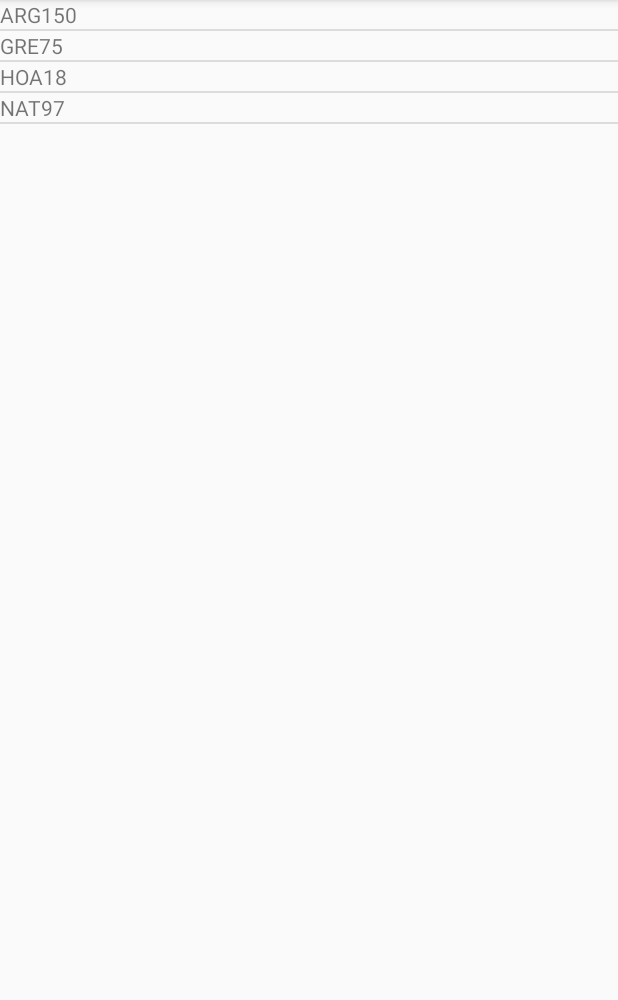
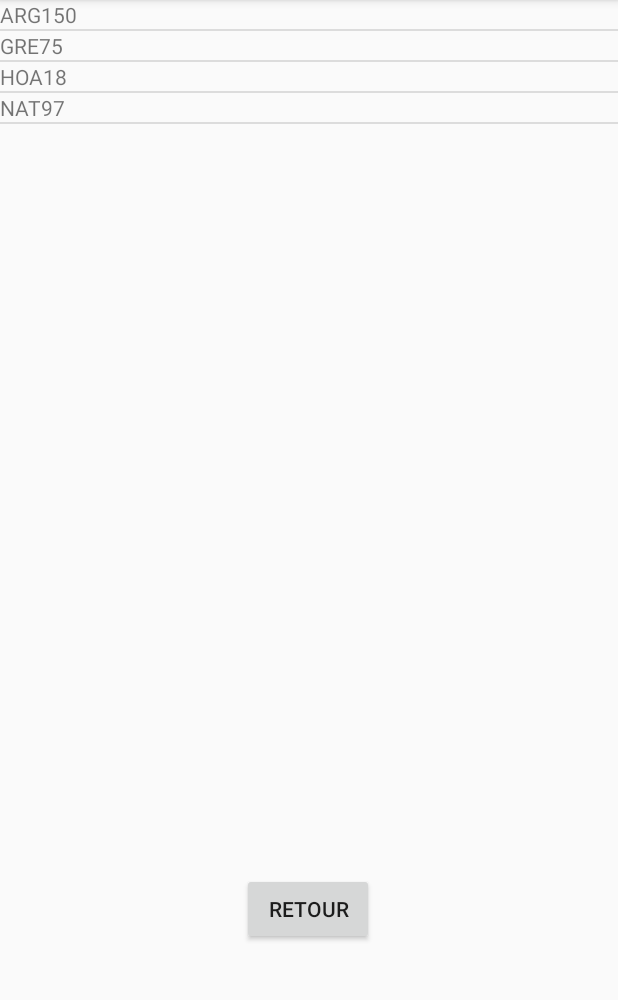
Before and after one commit to EmmanuelNativel/SurvivorAndroid, an Android app: the Score screen opened directly, with no data from a screen before it, on a phone screen of 412 x 824 dp, the part 84-1084 px from its top. Run offline under Robolectric (Android 15) with nearby library versions, the phone set to English and light mode, and no system bars.

Commit message:
Navigation entre les vues.  - Ajout de la vue GameOver (non terminée)  - Ajout d'un bouton retour dans la vue des scores (pour les tests)  - Problème rencontré : Quitter la SurfaceGame avant de changer de vue.  --> Solution : lancement d'un thread lors de la destruction de la surfaceGame qui se charge de kill le gameThread et ensuite de changer de vue.

```diff
--- a/app/src/main/java/com/nativele/survivor/Constants.java
+++ b/app/src/main/java/com/nativele/survivor/Constants.java
@@ -6,4 +6,5 @@ public class Constants {
     public static int SCREEN_WIDTH;
     public static int SCREEN_HEIGHT;
     public static Context CURRENT_CONTEXT;
+    public static Context GAME_CONTEXT;
 }
--- a/app/src/main/java/com/nativele/survivor/Menu.java
+++ b/app/src/main/java/com/nativele/survivor/Menu.java
@@ -5,8 +5,8 @@ import android.content.Intent;
 import android.content.pm.ActivityInfo;
 import android.os.Bundle;
 import android.view.WindowManager;
+
 public class Menu extends Activity {
-
 
     @Override
     protected void onCreate(Bundle savedInstanceState) {
@@ -15,6 +15,7 @@ public class Menu extends Activity {
         this.setRequestedOrientation(ActivityInfo.SCREEN_ORIENTATION_PORTRAIT);
         setContentView(R.layout.menu);
     }
+
 
     public void lunchGameScene(android.view.View view){
         Intent intent = new Intent(view.getContext(), MainActivity.class);
--- a/app/src/main/java/com/nativele/survivor/SceneManager.java
+++ b/app/src/main/java/com/nativele/survivor/SceneManager.java
@@ -27,4 +27,5 @@ public class SceneManager {
         scenes.get(ACTIVE_SCENE).update();
     }
 
+    public GameplayScene getScene(){ return (GameplayScene)scenes.get(ACTIVE_SCENE); }
 }
--- a/app/src/main/res/layout/score.xml
+++ b/app/src/main/res/layout/score.xml
@@ -10,10 +10,27 @@
     <ListView
         android:id="@+id/ListScore"
         android:layout_width="match_parent"
-        android:layout_height="match_parent"
+        android:layout_height="560dp"
         android:scrollbars="vertical"
+        app:layout_constraintStart_toStartOf="parent"
+        app:layout_constraintTop_toTopOf="parent" />
+
+    <Button
+        android:id="@+id/Retour"
+        android:layout_width="wrap_content"
+        android:layout_height="wrap_content"
+        android:layout_marginStart="8dp"
+        android:layout_marginLeft="8dp"
+        android:layout_marginTop="8dp"
+        android:layout_marginEnd="8dp"
+        android:layout_marginRight="8dp"
+        android:layout_marginBottom="24dp"
+        android:onClick="backToMenu"
+        android:text="Retour"
         app:layout_constraintBottom_toBottomOf="parent"
+        app:layout_constraintEnd_toEndOf="parent"
+        app:layout_constraintHorizontal_bias="0.498"
         app:layout_constraintStart_toStartOf="parent"
-        app:layout_constraintTop_toTopOf="parent"
-        app:layout_constraintVertical_bias="0.0" />
+        app:layout_constraintTop_toBottomOf="@+id/ListScore"
+        app:layout_constraintVertical_bias="0.109" />
 </android.support.constraint.ConstraintLayout>
```
Also changed, not shown: app/src/main/AndroidManifest.xml (+4 -4 lines), app/src/main/java/com/nativele/survivor/GameOver.java (added, +13 -0 lines), app/src/main/java/com/nativele/survivor/GameScene.java (+28 -9 lines), app/src/main/java/com/nativele/survivor/MainActivity.java (+8 -2 lines), app/src/main/java/com/nativele/survivor/Score.java (+7 -0 lines), app/src/main/res/layout/activity_game_over.xml (added, +30 -0 lines).
